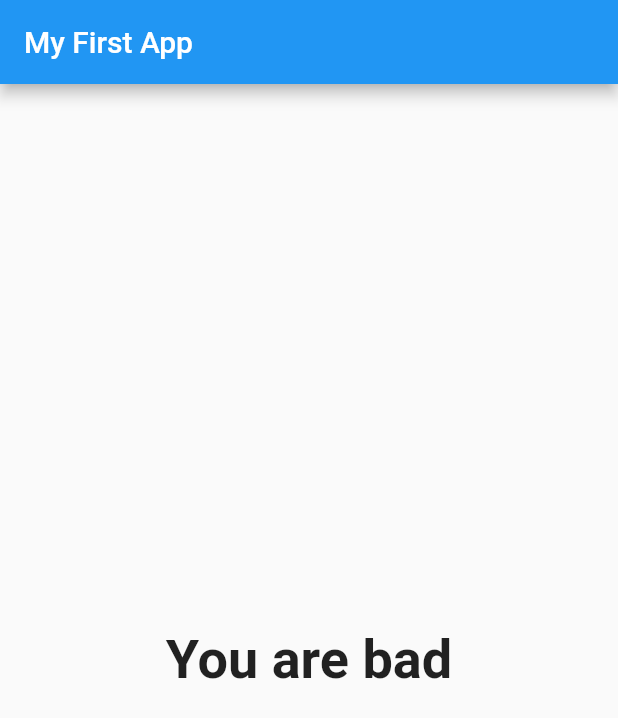
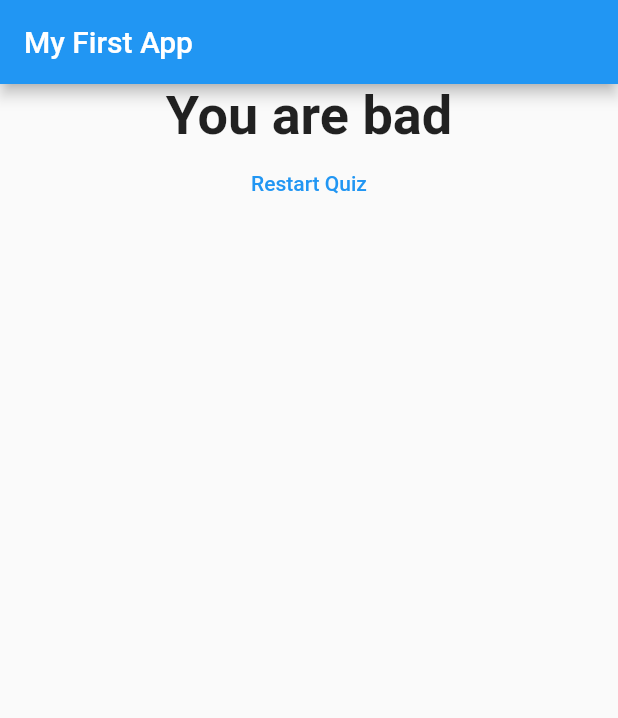
Before and after one commit to kipkoechke/Quiz-App, a Flutter app: the screen it shows after launch, after a tap on "Black", after a tap on "Lion", after a tap on "ChatGPT", on a phone screen of 412 x 824 dp. Shown: the top 718 px of the screen. Run offline on Flutter 3.47's test engine with Material 2 defaults, Android fonts, the phone set to English and light mode, and no system bars.

Commit message:
Resetting the quiz

```diff
--- a/lib/main.dart
+++ b/lib/main.dart
@@ -28,24 +28,31 @@ class _MyAppState extends State<MyApp> {
     {
       'questionText': 'What\'s your favorite animal?',
       'answers': [
-        {'text': 'Dog', 'score': 10},
-        {'text': 'Lion', 'score': 8},
-        {'text': 'Donkey', 'score': 6},
-        {'text': 'Hen', 'score': 4},
+        {'text': 'Dog', 'score': 3},
+        {'text': 'Lion', 'score': 11},
+        {'text': 'Donkey', 'score': 5},
+        {'text': 'Hen', 'score': 9},
       ],
     },
     {
       'questionText': 'Who\'s your favoritre instructor?',
       'answers': [
-        {'text': 'Youtube', 'score': 10},
-        {'text': 'Google', 'score': 8},
-        {'text': 'ChatGPT', 'score': 6},
-        {'text': 'Bellon', 'score': 4},
+        {'text': 'Youtube', 'score': 1},
+        {'text': 'Google', 'score': 1},
+        {'text': 'ChatGPT', 'score': 1},
+        {'text': 'Bellon', 'score': 1},
       ],
     },
   ];
   var _questionIndex = 0;
   var _totalScore = 0;
+
+  void _resetQuiz() {
+    setState(() {
+      _questionIndex = 0;
+      _totalScore = 0;
+    });
+  }
 
   void _answerQuestion(int score) {
     _totalScore += score;
@@ -71,7 +78,7 @@ class _MyAppState extends State<MyApp> {
                 questionIndex: _questionIndex,
                 questions: _questions,
               )
-            : Result(_totalScore),
+            : Result(_totalScore, _resetQuiz),
       ),
     );
   }
--- a/lib/result.dart
+++ b/lib/result.dart
@@ -2,8 +2,9 @@ import 'package:flutter/material.dart';
 
 class Result extends StatelessWidget {
   final int resultScore;
+  final VoidCallback resetHandler;
 
-  Result(this.resultScore);
+  Result(this.resultScore, this.resetHandler);
 
   String get resultPhrase {
     var resultText = 'You did it';
@@ -22,12 +23,22 @@ class Result extends StatelessWidget {
   @override
   Widget build(BuildContext context) {
     return Center(
-      child: Text(
-        resultPhrase,
-        style: TextStyle(
-          fontSize: 36,
-          fontWeight: FontWeight.bold,
-        ),
+      child: Column(
+        children: [
+          Text(
+            resultPhrase,
+            style: TextStyle(
+              fontSize: 36,
+              fontWeight: FontWeight.bold,
+            ),
+          ),
+          TextButton(
+            onPressed: resetHandler,
+            child: Text(
+              'Restart Quiz',
+            ),
+          ),
+        ],
       ),
     );
   }
```
